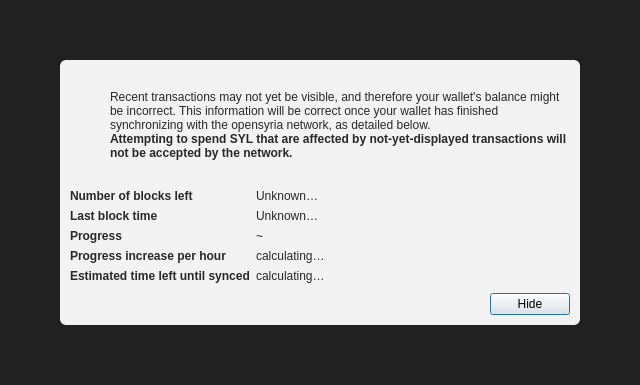
First picture: the form in src/qt/forms/modaloverlay.ui, repository opensyria/OpenSyria, before the edit.
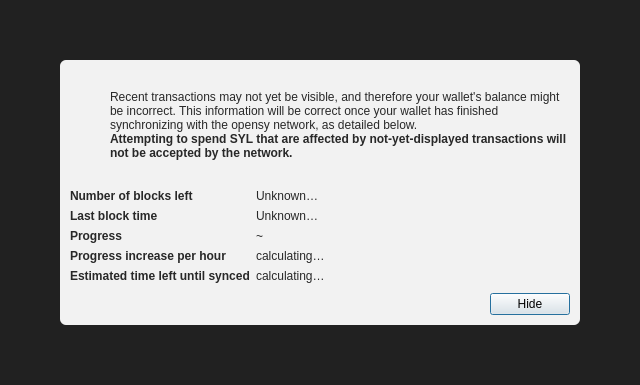
Second picture: the form after the edit. Icons and pictures are not drawn.

The edit to the form file:
```diff
--- a/src/qt/forms/modaloverlay.ui
+++ b/src/qt/forms/modaloverlay.ui
@@ -130,7 +130,7 @@
              <item>
               <widget class="QLabel" name="infoText">
                <property name="text">
-                <string>Recent transactions may not yet be visible, and therefore your wallet's balance might be incorrect. This information will be correct once your wallet has finished synchronizing with the opensyria network, as detailed below.</string>
+                <string>Recent transactions may not yet be visible, and therefore your wallet's balance might be incorrect. This information will be correct once your wallet has finished synchronizing with the opensy network, as detailed below.</string>
                </property>
                <property name="textFormat">
                 <enum>Qt::RichText</enum>
```
